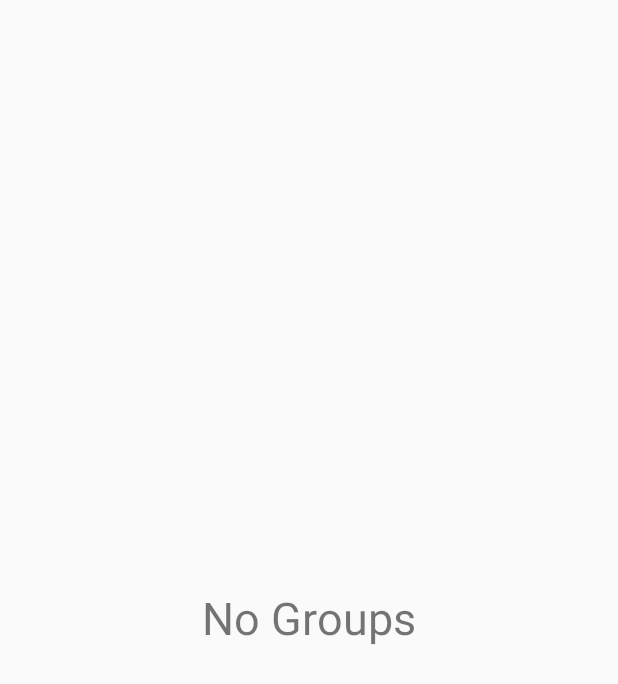
After one commit to safat661/StudyUnion, an Android app: the layout empty_view.xml on its own in the app's theme, with its tools: preview values and no code run, on a phone screen of 412 x 824 dp. The commit adds this screen. Shown: the top 684 px of the screen. Run offline under Robolectric (Android 15) with nearby library versions, the phone set to English and light mode, and no system bars.

Commit message:
Group permission

```diff
--- a/app/src/main/AndroidManifest.xml
+++ b/app/src/main/AndroidManifest.xml
@@ -39,6 +39,8 @@
         </activity>
         <activity android:name=".GroupChat">
         </activity>
+        <activity android:name=".Faq_activity">
+        </activity>
     </application>
 
 </manifest>
--- a/app/src/main/java/com/icebug/android/studyunion/CreateGroup.java
+++ b/app/src/main/java/com/icebug/android/studyunion/CreateGroup.java
@@ -52,7 +52,7 @@ public class CreateGroup extends AppCompatActivity implements View.OnClickListen
             @Override
             public void onItemClick(AdapterView<?> parent, View view, int position, long id) {
 
-                User selectedUser = (User) parent.getItemAtPosition(position);
+                User selectedUser = (User) parent.getAdapter().getItem(position);
 
                 if(selectedUsers.contains(selectedUser)){
                         Log.v(TAG,"Contains");
--- a/app/src/main/java/com/icebug/android/studyunion/User.java
+++ b/app/src/main/java/com/icebug/android/studyunion/User.java
@@ -1,4 +1,7 @@
 package com.icebug.android.studyunion;
+
+import java.util.ArrayList;
+import java.util.List;
 
 /**
  * Created by nafis on 02-Jun-17.
@@ -13,6 +16,7 @@ public class User {
     private String collegeName;
     private String collegeYear;
     private String major;
+    private List<String> inGroups = new ArrayList<String>();
 
 
     public User(){
@@ -30,6 +34,7 @@ public class User {
         this.collegeName = collegeName;
         this.collegeYear = collegeYear;
         this.major = major;
+
 
     }
 
@@ -90,4 +95,5 @@ public class User {
     }
 
 
+
 }
--- /dev/null
+++ b/app/src/main/res/layout/empty_view.xml
@@ -0,0 +1,16 @@
+<?xml version="1.0" encoding="utf-8"?>
+<RelativeLayout xmlns:android="http://schemas.android.com/apk/res/android"
+              android:orientation="vertical"
+              android:layout_width="match_parent"
+              android:layout_height="match_parent"
+    android:id="@+id/empty_view">
+
+    <TextView
+        android:layout_width="wrap_content"
+        android:layout_height="wrap_content"
+        android:text="No Groups"
+        android:textSize="30sp"
+        android:layout_centerVertical="true"
+        android:layout_centerHorizontal="true"/>
+
+</RelativeLayout>
```
Also changed, not shown: app/build.gradle (+4 -4 lines), app/src/main/java/com/icebug/android/studyunion/Faq_activity.java (added, +15 -0 lines), app/src/main/java/com/icebug/android/studyunion/GroupActivity.java (+35 -15 lines), app/src/main/java/com/icebug/android/studyunion/MainActivity.java (+12 -3 lines), app/src/main/java/com/icebug/android/studyunion/MenuActivity.java (+8 -1 lines), app/src/main/res/layout/activity_faq_activity.xml (added, +10 -0 lines).
